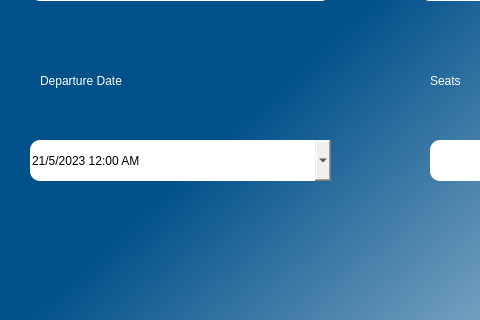
The window that ui/FindTrip.ui (kareemsakkary/TrainBookingSystem) describes before a commit, drawn with Qt 5; both pictures show x 0 to 480 and y 300 to 620 of the 800 by 840 pixel window.
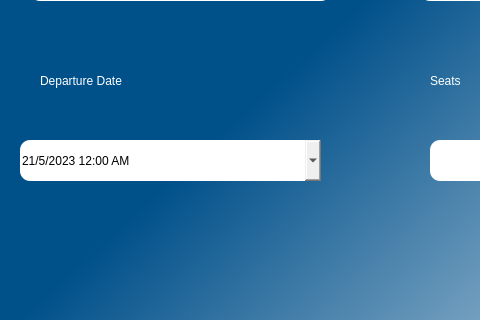
The same window after the commit. Icons and pictures are not drawn.

What changed in the file:
```diff
--- a/ui/FindTrip.ui
+++ b/ui/FindTrip.ui
@@ -264,7 +264,7 @@
    <widget class="QDateTimeEdit" name="inputDateTime">
     <property name="geometry">
      <rect>
-      <x>30</x>
+      <x>20</x>
       <y>470</y>
       <width>301</width>
       <height>41</height>
```
Left out of the diff: 2 changed lines with no effect on the pictures.
